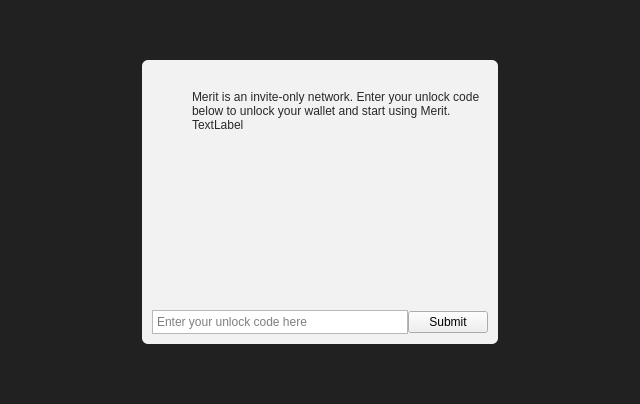
Qt form src/qt/forms/enterunlockcode.ui (meritlabs/merit) before a commit.
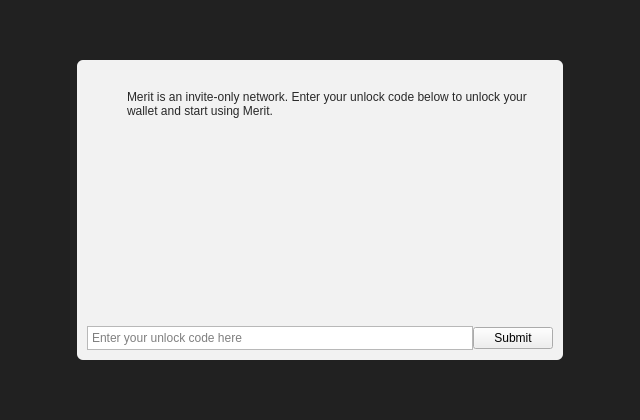
The same form after that commit. Icons and pictures are not drawn. Custom widgets are drawn as their Qt base class.

Patch:
```diff
--- a/src/qt/forms/enterunlockcode.ui
+++ b/src/qt/forms/enterunlockcode.ui
@@ -49,12 +49,18 @@
       </property>
       <item alignment="Qt::AlignHCenter">
        <widget class="QWidget" name="contentWidget" native="true">
-        <property name="maximumSize">
+        <property name="minimumSize">
          <size>
-          <width>400</width>
+          <width>486</width>
           <height>300</height>
          </size>
         </property>
+        <property name="maximumSize">
+         <size>
+          <width>648</width>
+          <height>400</height>
+         </size>
+        </property>
         <property name="styleSheet">
          <string notr="true">#contentWidget { background: rgba(255,255,255,240); border-radius: 6px; }
 
@@ -146,13 +152,6 @@
                </property>
               </widget>
              </item>
-             <item>
-              <widget class="QLabel" name="label">
-               <property name="text">
-                <string>TextLabel</string>
-               </property>
-              </widget>
-             </item>
              <item>
               <spacer name="verticalSpacerInTextSpace">
                <property name="orientation">
```
